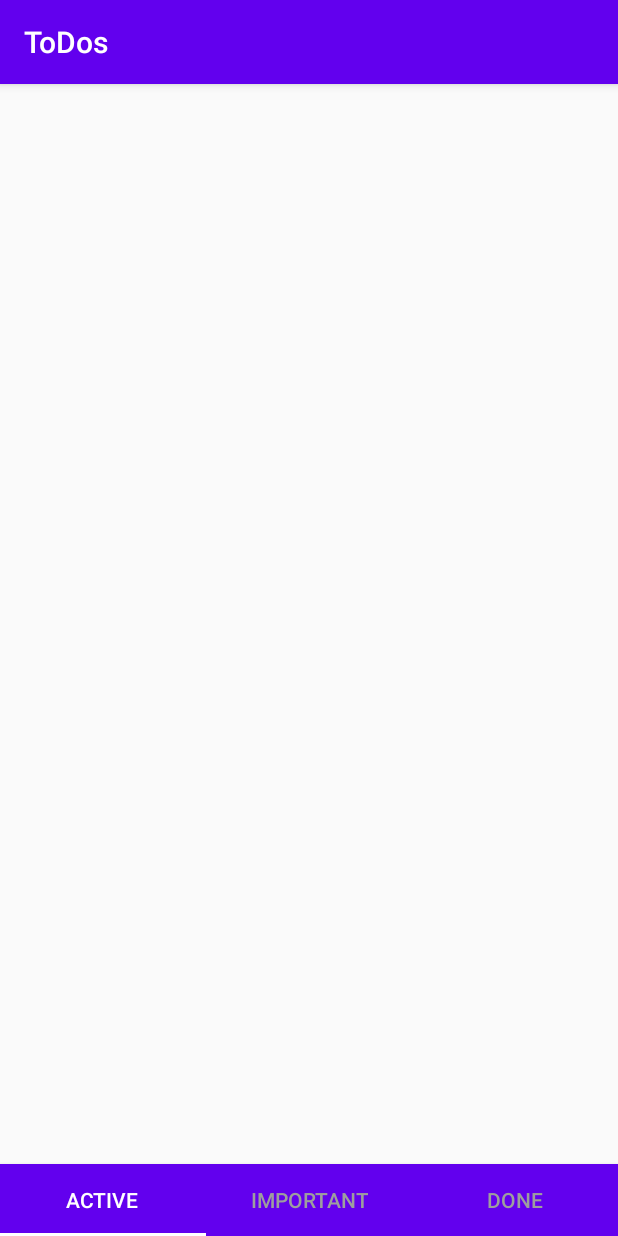
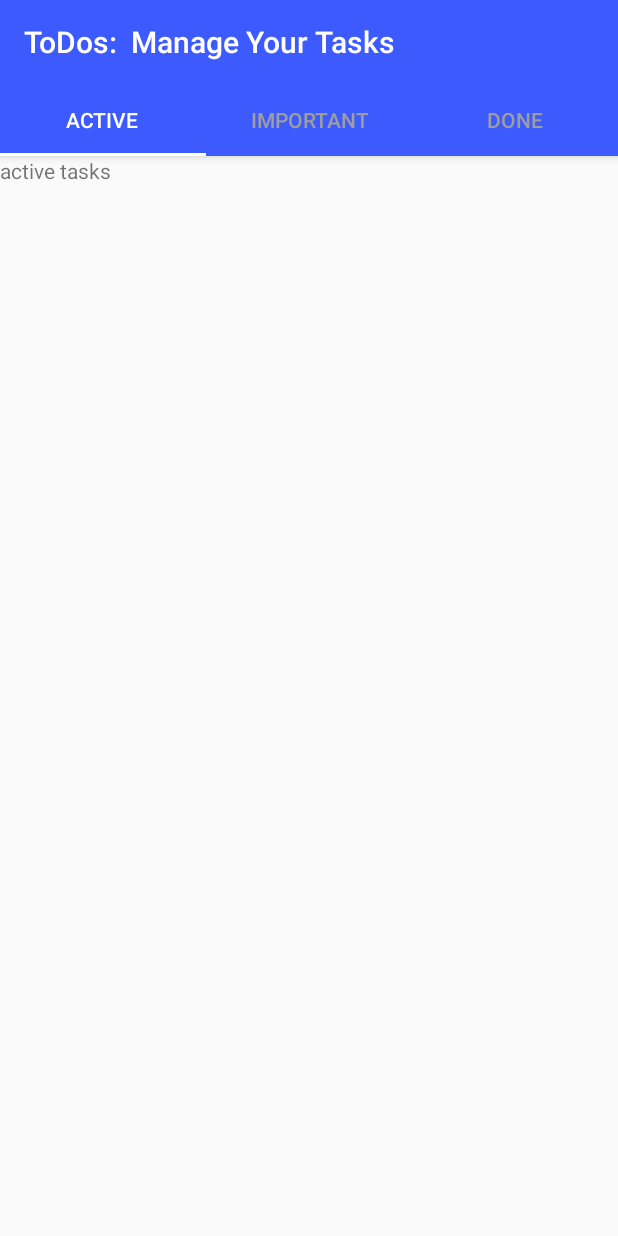
Before and after one commit to dkozykowski/ToDos, an Android app: the screen it shows after launch (MainActivity), on a phone screen of 412 x 824 dp. Run offline under Robolectric (Android 15) with nearby library versions, the phone set to English and light mode, and no system bars; our stand-ins replace data binding.

Commit message:
created database and separated fragments for ViewPager

```diff
--- a/app/src/main/java/com/gmail/dkozykowski/ActiveTasksFragment.kt
+++ b/app/src/main/java/com/gmail/dkozykowski/ActiveTasksFragment.kt
@@ -1,7 +1,21 @@
 package com.gmail.dkozykowski
 
+import android.os.Bundle
+import android.view.LayoutInflater
+import android.view.View
+import android.view.ViewGroup
 import androidx.fragment.app.Fragment
+import com.gmail.dkozykowski.databinding.FragmentActiveTasksBinding
 
-class ActiveTasksFragment: Fragment() {
+class ActiveTasksFragment : Fragment() {
+    lateinit var binding: FragmentActiveTasksBinding
 
+    override fun onCreateView(
+        inflater: LayoutInflater,
+        container: ViewGroup?,
+        savedInstanceState: Bundle?
+    ): View? {
+        binding = FragmentActiveTasksBinding.inflate(inflater, container, false)
+        return binding.root
+    }
 }
--- a/app/src/main/java/com/gmail/dkozykowski/ImportantTasksFragment.kt
+++ b/app/src/main/java/com/gmail/dkozykowski/ImportantTasksFragment.kt
@@ -1,6 +1,21 @@
 package com.gmail.dkozykowski
 
+import android.os.Bundle
+import android.view.LayoutInflater
+import android.view.View
+import android.view.ViewGroup
 import androidx.fragment.app.Fragment
+import com.gmail.dkozykowski.databinding.FragmentImportantTasksBinding
 
-class ImportantTasksFragment: Fragment() {
+class ImportantTasksFragment : Fragment() {
+    lateinit var binding: FragmentImportantTasksBinding
+
+    override fun onCreateView(
+        inflater: LayoutInflater,
+        container: ViewGroup?,
+        savedInstanceState: Bundle?
+    ): View? {
+        binding = FragmentImportantTasksBinding.inflate(inflater, container, false)
+        return binding.root
+    }
 }
--- a/app/src/main/java/com/gmail/dkozykowski/MainActivity.kt
+++ b/app/src/main/java/com/gmail/dkozykowski/MainActivity.kt
@@ -1,6 +1,5 @@
 package com.gmail.dkozykowski
 
-import android.app.Activity
 import android.os.Bundle
 import androidx.appcompat.app.AppCompatActivity
 import androidx.databinding.DataBindingUtil
@@ -10,14 +9,15 @@ import com.gmail.dkozykowski.databinding.ActivityMainBinding
 
 class MainActivity : AppCompatActivity() {
     private lateinit var binding: ActivityMainBinding
-    private val pages = arrayOf(ActiveTasksFragment(), ImportantTasksFragment(), DoneTasksFragment())
+    private val pages =
+        arrayOf(ActiveTasksFragment(), ImportantTasksFragment(), DoneTasksFragment())
     private val titles = arrayOf("Active", "Important", "Done")
 
 
     override fun onCreate(savedInstanceState: Bundle?) {
         super.onCreate(savedInstanceState)
         binding = DataBindingUtil.setContentView(this, R.layout.activity_main)
-        binding.viewPager.adapter = object: FragmentPagerAdapter(supportFragmentManager) {
+        binding.viewPager.adapter = object : FragmentPagerAdapter(supportFragmentManager) {
             override fun getItem(position: Int): Fragment = pages[position]
 
             override fun getCount() = pages.size
--- a/app/src/main/res/layout/activity_main.xml
+++ b/app/src/main/res/layout/activity_main.xml
@@ -1,11 +1,20 @@
 <?xml version="1.0" encoding="utf-8"?>
 <layout xmlns:android="http://schemas.android.com/apk/res/android"
-    xmlns:app="http://schemas.android.com/apk/res-auto"
-    xmlns:tools="http://schemas.android.com/tools">
+    xmlns:app="http://schemas.android.com/apk/res-auto">
 
     <androidx.constraintlayout.widget.ConstraintLayout
         android:layout_width="match_parent"
         android:layout_height="match_parent">
+
+        <androidx.appcompat.widget.Toolbar
+            android:id="@+id/toolbar"
+            android:elevation="4dp"
+            android:layout_width="match_parent"
+            android:layout_height="wrap_content"
+            android:background="@color/colorPrimary"
+            app:layout_constraintTop_toTopOf="parent"
+            app:title="ToDos:  Manage Your Tasks"
+            app:titleTextColor="@color/md_white_1000" />
 
         <com.google.android.material.tabs.TabLayout
             android:id="@+id/tabLayout"
@@ -13,7 +22,7 @@
             android:layout_height="wrap_content"
             android:background="@color/colorPrimary"
             android:elevation="4dp"
-            app:layout_constraintBottom_toBottomOf="parent"
+            app:layout_constraintTop_toBottomOf="@id/toolbar"
             app:tabIndicatorColor="@color/md_white_1000"
             app:tabRippleColor="@color/md_indigo_900"
             app:tabSelectedTextColor="@color/md_white_1000"
@@ -23,7 +32,7 @@
             android:id="@+id/viewPager"
             android:layout_width="match_parent"
             android:layout_height="0dp"
-            app:layout_constraintBottom_toTopOf="@+id/tabLayout"
-            app:layout_constraintTop_toTopOf="parent" />
+            app:layout_constraintBottom_toBottomOf="parent"
+            app:layout_constraintTop_toBottomOf="@+id/tabLayout" />
     </androidx.constraintlayout.widget.ConstraintLayout>
 </layout>
--- /dev/null
+++ b/app/src/main/res/layout/fragment_active_tasks.xml
@@ -0,0 +1,16 @@
+<?xml version="1.0" encoding="utf-8"?>
+<layout xmlns:app="http://schemas.android.com/apk/res-auto"
+    xmlns:android="http://schemas.android.com/apk/res/android">
+    <androidx.constraintlayout.widget.ConstraintLayout
+        android:layout_width="match_parent"
+        android:layout_height="match_parent">
+
+        <androidx.appcompat.widget.AppCompatTextView
+            android:layout_width="wrap_content"
+            android:layout_height="wrap_content"
+            android:text="active tasks"
+            app:layout_constraintStart_toStartOf="parent"
+            app:layout_constraintTop_toTopOf="parent" />
+
+    </androidx.constraintlayout.widget.ConstraintLayout>
+</layout>
--- a/app/src/main/res/values/colors.xml
+++ b/app/src/main/res/values/colors.xml
@@ -1,8 +1,8 @@
 <?xml version="1.0" encoding="utf-8"?>
 <resources>
-    <color name="colorPrimary">#6200EE</color>
-    <color name="colorPrimaryDark">#3700B3</color>
-    <color name="colorAccent">#03DAC5</color>
+    <color name="colorPrimary">@color/md_indigo_A400</color>
+    <color name="colorPrimaryDark">@color/md_indigo_A700</color>
+    <color name="colorAccent">@color/md_purple_A400</color>
 
 
     <!--reds-->
--- a/app/src/main/res/values/styles.xml
+++ b/app/src/main/res/values/styles.xml
@@ -1,6 +1,6 @@
 <resources>
     <!-- Base application theme. -->
-    <style name="AppTheme" parent="Theme.AppCompat.Light.DarkActionBar">
+    <style name="AppTheme" parent="Theme.AppCompat.Light.NoActionBar">
         <!-- Customize your theme here. -->
         <item name="colorPrimary">@color/colorPrimary</item>
         <item name="colorPrimaryDark">@color/colorPrimaryDark</item>
```
Also changed, not shown: app/build.gradle (+6 -1 lines), app/src/main/java/com/gmail/dkozykowski/DoneTasksFragment.kt (+16 -1 lines), app/src/main/java/com/gmail/dkozykowski/Task.kt (added, +15 -0 lines), app/src/main/java/com/gmail/dkozykowski/data/AppDatabase.kt (added, +10 -0 lines), app/src/main/java/com/gmail/dkozykowski/data/DB.kt (added, +14 -0 lines), app/src/main/java/com/gmail/dkozykowski/data/TaskDao.kt (added, +19 -0 lines), app/src/main/res/layout/fragment_done_tasks.xml (added, +16 -0 lines), app/src/main/res/layout/fragment_important_tasks.xml (added, +16 -0 lines), app/src/main/res/navigation/nav_graph.xml (added, +18 -0 lines).
